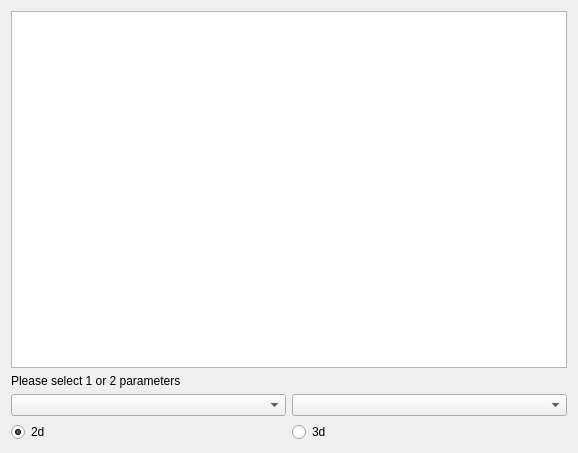
The window that influence.ui (maximlapitan/qt_based_recommendation_app) describes before a commit, drawn with Qt 5.
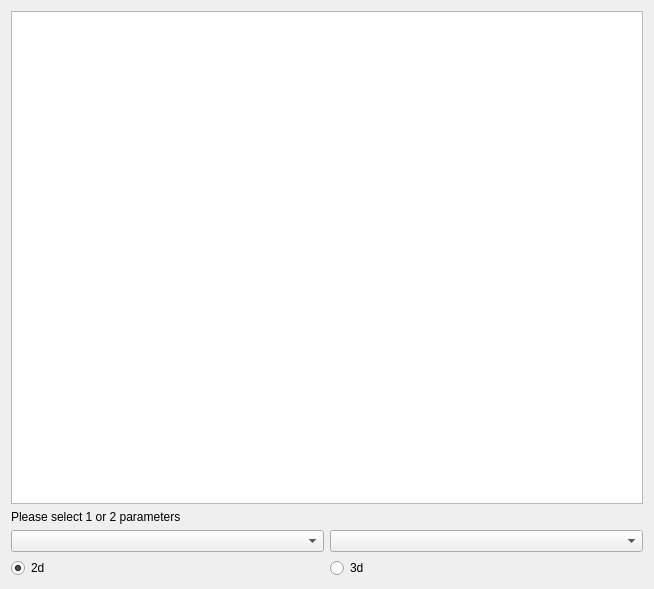
The same window after the commit.

Commit message: add minimum size and recommended size

```diff
--- a/influence.ui
+++ b/influence.ui
@@ -6,10 +6,16 @@
    <rect>
     <x>0</x>
     <y>0</y>
-    <width>578</width>
-    <height>453</height>
+    <width>654</width>
+    <height>589</height>
    </rect>
   </property>
+  <property name="minimumSize">
+   <size>
+    <width>578</width>
+    <height>589</height>
+   </size>
+  </property>
   <property name="windowTitle">
    <string>Factor influence</string>
   </property>
```
Left out of the diff: 6 changed lines with no effect on the pictures. The commit also changes 2 other files.
